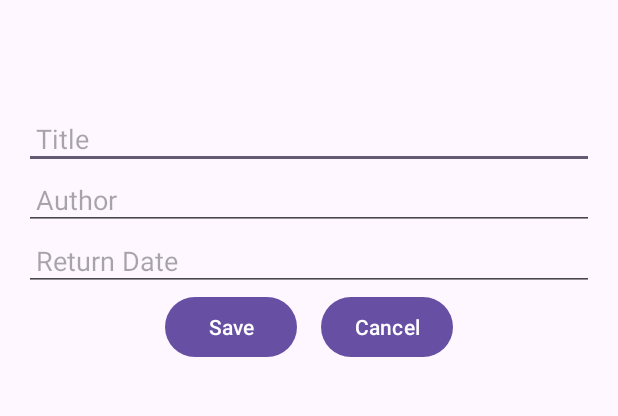
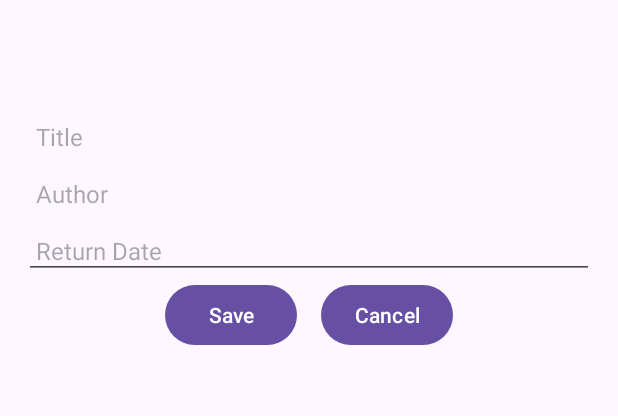
Before and after one commit to AlenBijelic99/BookReturnReminder, an Android app: the InsertBookActivity screen opened directly, with no data from a screen before it, on a phone screen of 412 x 824 dp, the part 96-512 px from its top. Run offline under Robolectric (Android 15) with nearby library versions, the phone set to English and light mode, and no system bars.

Commit message:
feat: Scanning and inserting book works

```diff
--- a/app/src/main/java/ch/heigvd/dma/bookreturnreminder/InsertBookActivity.kt
+++ b/app/src/main/java/ch/heigvd/dma/bookreturnreminder/InsertBookActivity.kt
@@ -2,12 +2,15 @@ package ch.heigvd.dma.bookreturnreminder
 
 import android.app.DatePickerDialog
 import android.os.Bundle
+import android.util.Log
 import android.view.Menu
 import android.view.MenuItem
 import android.widget.Button
 import android.widget.EditText
+import android.widget.TextView
 import androidx.appcompat.app.AppCompatActivity
 import androidx.activity.viewModels
+import androidx.lifecycle.Observer
 import ch.heigvd.dma.bookreturnreminder.models.Book
 import ch.heigvd.dma.bookreturnreminder.ui.BookViewModel
 import java.util.Calendar
@@ -15,6 +18,10 @@ import java.util.Calendar
 class InsertBookActivity : AppCompatActivity() {
 
     private val bookViewModel: BookViewModel by viewModels()
+    private lateinit var textViewTitle: TextView
+    private lateinit var textViewAuthor: TextView
+    private lateinit var editTextReturnDate: EditText
+    private lateinit var currentBook: Book
 
     override fun onCreate(savedInstanceState: Bundle?) {
         super.onCreate(savedInstanceState)
@@ -24,9 +31,9 @@ class InsertBookActivity : AppCompatActivity() {
         setSupportActionBar(toolbar)
         supportActionBar?.setDisplayHomeAsUpEnabled(true)
 
-        val editTextTitle: EditText = findViewById(R.id.editTextTitle)
-        val editTextAuthor: EditText = findViewById(R.id.editTextAuthor)
-        val editTextReturnDate: EditText = findViewById(R.id.editTextReturnDate)
+        textViewTitle = findViewById(R.id.textViewTitle)
+        textViewAuthor = findViewById(R.id.textViewAuthor)
+        editTextReturnDate = findViewById(R.id.editTextReturnDate)
         val buttonSave: Button = findViewById(R.id.buttonSave)
         val buttonCancel: Button = findViewById(R.id.buttonCancel)
 
@@ -46,14 +53,25 @@ class InsertBookActivity : AppCompatActivity() {
             ).show()
         }
 
+        val isbnCode = intent.getStringExtra("isbnCode")
+        Log.d("InsertBookActivity", "ISBN code: $isbnCode")
+        if (isbnCode != null) {
+            bookViewModel.getBookByIsbn(isbnCode).observe(this, Observer { book ->
+                if (book != null) {
+                    currentBook = book
+                    textViewTitle.text = book.title
+                    textViewAuthor.text = book.author
+                } else {
+                    // Handle book not found in the database
+                    Log.e("InsertBookActivity", "Book not found in the database")
+                    finish()
+                }
+            })
+        }
+
         buttonSave.setOnClickListener {
-            val book = Book(
-                isbnCode = "",
-                title = editTextTitle.text.toString(),
-                author = editTextAuthor.text.toString(),
-                returnDate = editTextReturnDate.text.toString()
-            )
-            bookViewModel.insert(book)
+            currentBook.returnDate = editTextReturnDate.text.toString()
+            bookViewModel.update(currentBook.isbnCode, currentBook.returnDate)
             finish()
         }
 
--- a/app/src/main/java/ch/heigvd/dma/bookreturnreminder/database/BookDao.kt
+++ b/app/src/main/java/ch/heigvd/dma/bookreturnreminder/database/BookDao.kt
@@ -16,4 +16,10 @@ interface BookDao {
 
     @Query("DELETE FROM books")
     suspend fun deleteAll()
+
+    @Query("SELECT * FROM books WHERE isbn_code = :isbnCode LIMIT 1")
+    fun getBookByIsbn(isbnCode: String): LiveData<Book>
+
+    @Query("UPDATE books SET return_date = :returnDate WHERE isbn_code = :isbnCode")
+    suspend fun update(isbnCode: String, returnDate: String)
 }
--- a/app/src/main/java/ch/heigvd/dma/bookreturnreminder/models/Book.kt
+++ b/app/src/main/java/ch/heigvd/dma/bookreturnreminder/models/Book.kt
@@ -10,5 +10,5 @@ data class Book(
     @ColumnInfo(name = "isbn_code") val isbnCode: String,
     @ColumnInfo(name = "title") val title: String,
     @ColumnInfo(name = "author") val author: String,
-    @ColumnInfo(name = "return_date") val returnDate: String
+    @ColumnInfo(name = "return_date") var returnDate: String
 )
--- a/app/src/main/res/layout/activity_insert_book.xml
+++ b/app/src/main/res/layout/activity_insert_book.xml
@@ -24,29 +24,27 @@
         app:layout_constraintBottom_toBottomOf="parent"
         android:padding="16dp">
 
-        <EditText
-            android:id="@+id/editTextTitle"
+        <TextView
+            android:id="@+id/textViewTitle"
             android:layout_width="0dp"
             android:layout_height="wrap_content"
-            android:autofillHints="Title"
             android:hint="@string/title"
-            android:inputType="text"
             app:layout_constraintStart_toStartOf="parent"
             app:layout_constraintTop_toTopOf="parent"
             app:layout_constraintEnd_toEndOf="parent"
-            android:padding="8dp"/>
+            android:padding="8dp"
+            android:textSize="16sp"/>
 
-        <EditText
-            android:id="@+id/editTextAuthor"
+        <TextView
+            android:id="@+id/textViewAuthor"
             android:layout_width="0dp"
             android:layout_height="wrap_content"
-            android:autofillHints="Author"
             android:hint="@string/author"
-            android:inputType="text"
             app:layout_constraintStart_toStartOf="parent"
-            app:layout_constraintTop_toBottomOf="@id/editTextTitle"
+            app:layout_constraintTop_toBottomOf="@id/textViewTitle"
             app:layout_constraintEnd_toEndOf="parent"
-            android:padding="8dp"/>
+            android:padding="8dp"
+            android:textSize="16sp"/>
 
         <EditText
             android:id="@+id/editTextReturnDate"
@@ -57,9 +55,10 @@
             android:focusable="false"
             android:clickable="true"
             app:layout_constraintStart_toStartOf="parent"
-            app:layout_constraintTop_toBottomOf="@id/editTextAuthor"
+            app:layout_constraintTop_toBottomOf="@id/textViewAuthor"
             app:layout_constraintEnd_toEndOf="parent"
-            android:padding="8dp"/>
+            android:padding="8dp"
+            android:textSize="16sp"/>
 
         <Button
             android:id="@+id/buttonSave"
```
Also changed, not shown: app/src/main/java/ch/heigvd/dma/bookreturnreminder/BarcodeScanningActivity.kt (+13 -8 lines), app/src/main/java/ch/heigvd/dma/bookreturnreminder/MainActivity.kt (+6 -5 lines), app/src/main/java/ch/heigvd/dma/bookreturnreminder/repositories/BookRepository.kt (+8 -0 lines), app/src/main/java/ch/heigvd/dma/bookreturnreminder/ui/BookViewModel.kt (+9 -0 lines).
